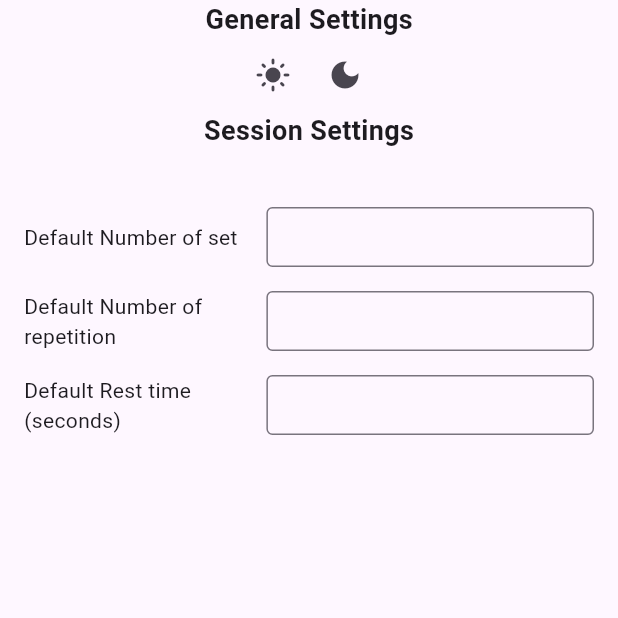
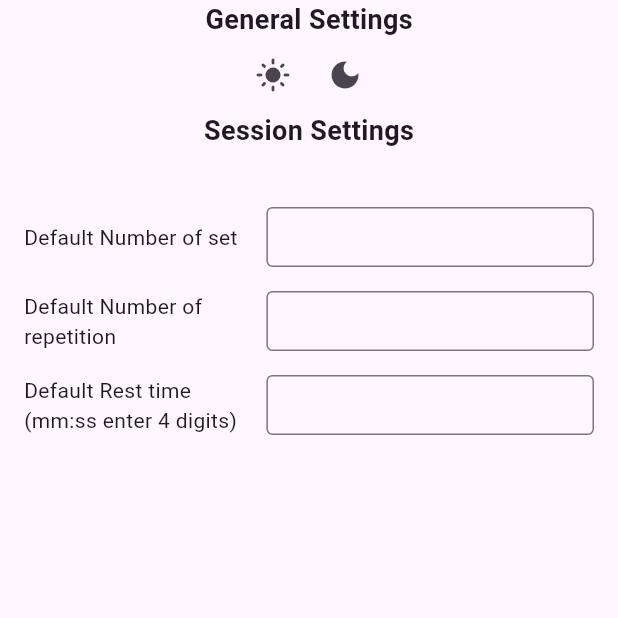
Before and after one commit to Maxime267/gym_app, a Flutter app: the Settings screen opened directly, on a phone screen of 412 x 824 dp, the top half of it. Run offline on Flutter 3.47's test engine with Material 3 defaults, Android fonts, the phone set to English and light mode, and no system bars; our stand-ins replace bloc, flutter_bloc, shared_preferences; accounts and stored records are empty; network calls fail.

Commit message:
setting dans add exercise et format mm:ss

```diff
--- /dev/null
+++ b/lib/presentation/format/textformat.dart
@@ -0,0 +1,29 @@
+import 'package:flutter/services.dart';
+
+class TimeTextInputFormatter extends TextInputFormatter {
+  @override
+  TextEditingValue formatEditUpdate(
+    TextEditingValue oldValue,
+    TextEditingValue newValue,
+  ) {
+    final digits = newValue.text.replaceAll(RegExp(r'\D'), '');
+
+    String formatted = '';
+    if (digits.length <= 2) {
+      formatted = digits;
+    } else if (digits.length <= 4) {
+      final minutes = digits.substring(0, digits.length - 2);
+      final seconds = digits.substring(digits.length - 2);
+      formatted = '$minutes:$seconds';
+    } else {
+      final minutes = digits.substring(0, 2);
+      final seconds = digits.substring(2, 4);
+      formatted = '$minutes:$seconds';
+    }
+
+    return TextEditingValue(
+      text: formatted,
+      selection: TextSelection.collapsed(offset: formatted.length),
+    );
+  }
+}
--- a/lib/presentation/screen/settings.dart
+++ b/lib/presentation/screen/settings.dart
@@ -3,6 +3,7 @@ import 'package:gym_app/logic/bloc/drawer.dart';
 import 'package:shared_preferences/shared_preferences.dart';
 import 'package:gym_app/logic/notifier/themeNotifier.dart';
 import 'package:provider/provider.dart';
+import '../format/textformat.dart';
 
 class SettingMap {
   final String settingName;
@@ -39,7 +40,7 @@ class _SettingsState extends State<Settings> {
       controller: TextEditingController(),
     ),
     SettingMap(
-      settingName: 'Default Rest time (seconds)',
+      settingName: 'Default Rest time (mm:ss enter 4 digits)',
       parameterName: 'rest_time',
       controller: TextEditingController(),
     ),
@@ -70,19 +71,7 @@ class _SettingsState extends State<Settings> {
     final prefs = await SharedPreferences.getInstance();
     await prefs.setString(parameterName, text);
   }
-  /*
-  void _onClear() async {
-    final prefs = await SharedPreferences.getInstance();
-    await prefs.remove('user_input');
-    textController.clear();
-  }
 
-  @override
-  void dispose() {
-    textController.dispose();
-    super.dispose();
-  }
-  */
 
   @override
   Widget build(BuildContext context) {
@@ -160,6 +149,7 @@ class _SettingsState extends State<Settings> {
                             contentPadding: EdgeInsets.symmetric(vertical: 8, horizontal: 12),
                             border: OutlineInputBorder(),
                           ),
+                          inputFormatters: parameterName == 'rest_time' ? [TimeTextInputFormatter()] : [] ,
                         ),
                       ),
                     ],
```
Also changed, not shown: lib/presentation/screen/add_ex_to_session.dart (+14 -1 lines).
